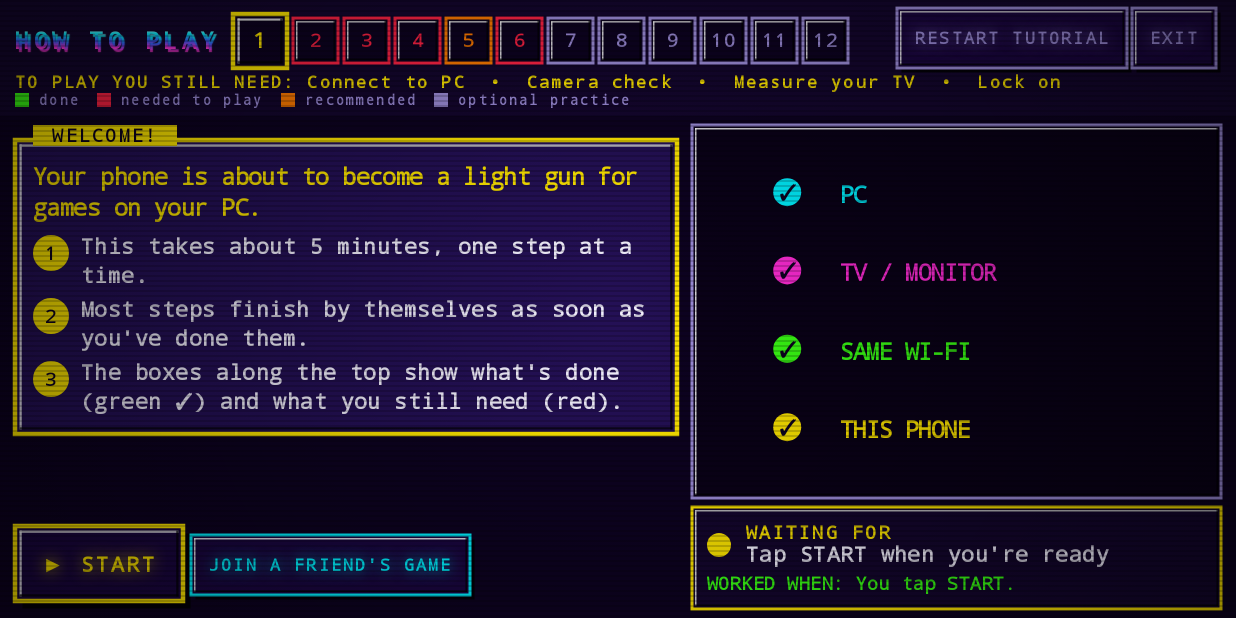
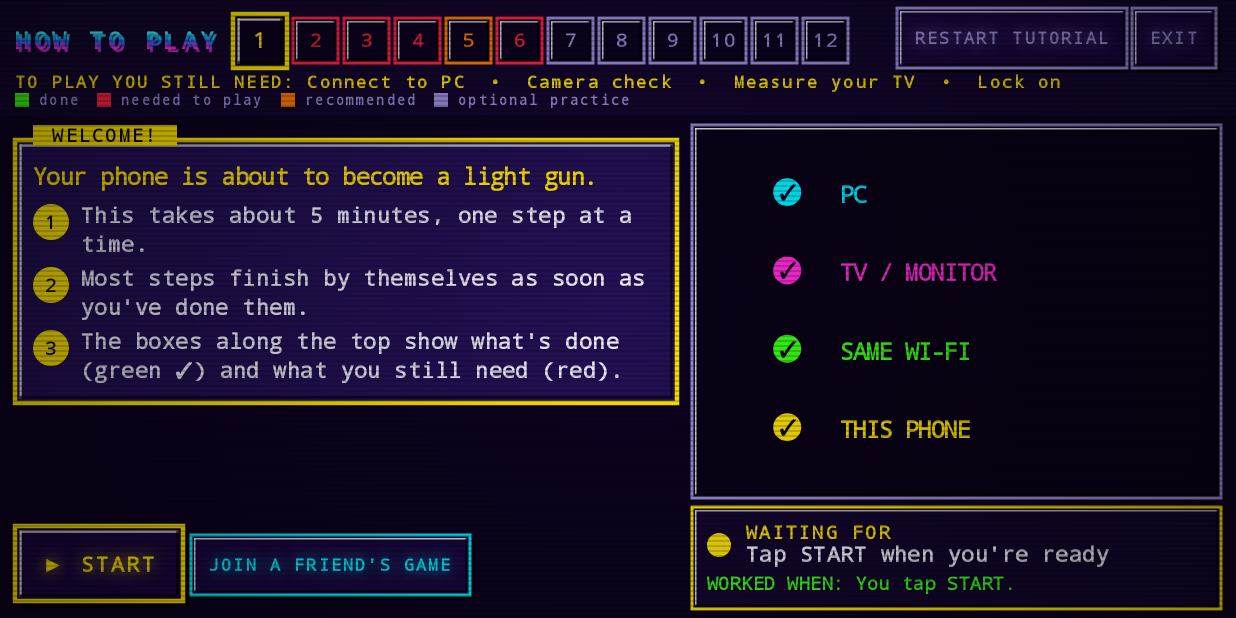
Before and after one commit to Fendercastercode/phone-lightgun, an Android app built with Jetpack Compose: the screen it shows after launch (MainActivity), on a phone screen of 824 x 412 dp (held sideways). Run offline under Robolectric (Android 15) with nearby library versions, the phone set to English and light mode, and no system bars; libraries missing offline, so code that uses them is left out: com.google.ar.core, com.journeyapps.barcodescanner, org.opencv.android, org.opencv.core, org.opencv.objdetect; 1 statement that could not run was skipped.

Commit message:
Trim the welcome line to stop at light gun
Co-Authored-By: Claude Sonnet 5 <noreply@anthropic.com>

```diff
--- a/android/app/src/main/java/dev/lightgun/ui/Tutorial.kt
+++ b/android/app/src/main/java/dev/lightgun/ui/Tutorial.kt
@@ -86,7 +86,7 @@ private fun result(g: GunController, b: Baseline, flow: String) =
 
 private fun stages(onScanQr: () -> Unit): List<Stage> = listOf(
     Stage("welcome", "Welcome", "WELCOME!", Neon.Yellow,
-        "Your phone is about to become a light gun for games on your PC.",
+        "Your phone is about to become a light gun.",
         listOf("This takes about 5 minutes, one step at a time.",
             "Most steps finish by themselves as soon as you've done them.",
             "The boxes along the top show what's done (green \u2713) and what you still need (red)."),
```
